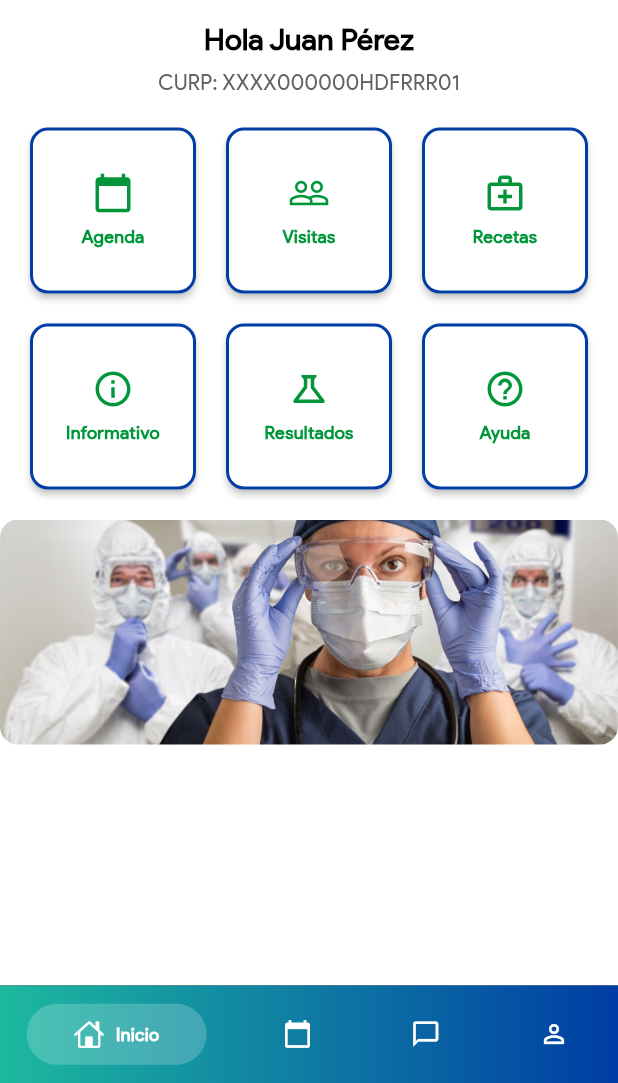
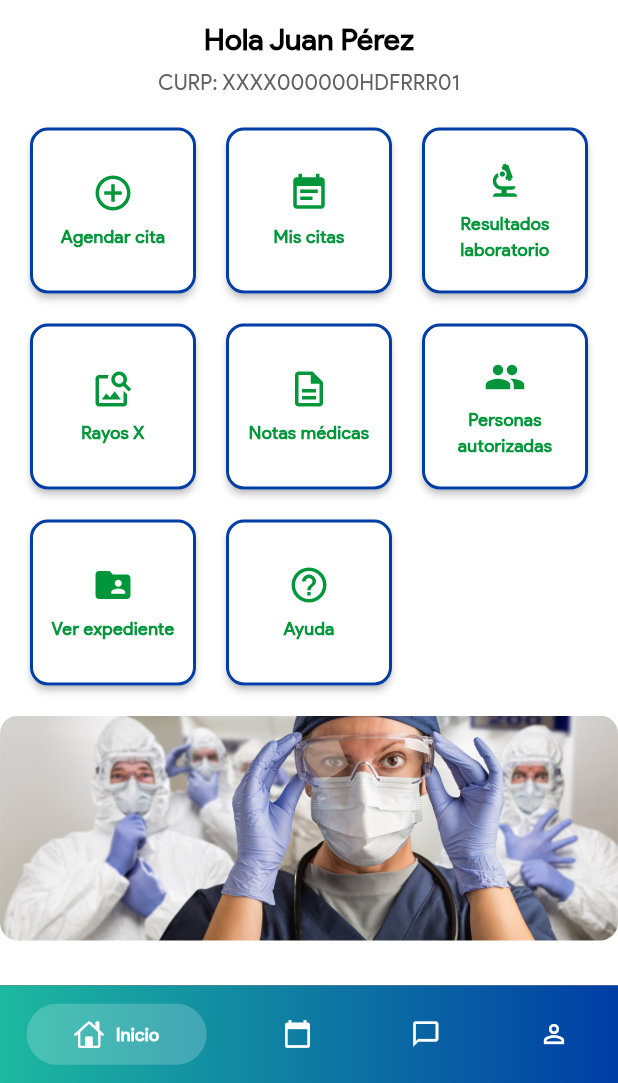
Before and after one commit to jessep1313/realSanJose, a Flutter app: the DashboardScreen screen opened by its route, on a phone screen of 412 x 824 dp, the part 153-1236 px from its top. Run offline on Flutter 3.47's test engine with Material 3 defaults, Android fonts, the light colour scheme and no system bars; drawn by our look-alikes of persistent_bottom_nav_bar; our stand-ins replace fl_chart, flutter_rating_bar, flutter_riverpod, flutter_svg, fluttertoast, go_router and 2 more; missing offline and left inert: awesome_circular_chart, horizontal_week_calendar; accounts and stored records are empty.

Commit message:
cambios diseño

```diff
--- a/lib/view/dashboard/dashboardscreen.dart
+++ b/lib/view/dashboard/dashboardscreen.dart
@@ -37,13 +37,13 @@ class DashboardScreenState extends ConsumerState<DashboardScreen> {
     final textos = {
       'es': {
         'home': 'Inicio',
-        'schedule': 'Agenda',
+        'schedule': 'Citas',
         'chat': 'Chat',
         'profile': 'Perfil',
       },
       'en': {
         'home': 'Home',
-        'schedule': 'Schedule',
+        'schedule': 'Appointments',
         'chat': 'Chat',
         'profile': 'Profile',
       }
@@ -53,7 +53,7 @@ class DashboardScreenState extends ConsumerState<DashboardScreen> {
       context,
       controller: controller,
       screens: [
-        HomeTab(), // 👈 Nuevo Home rediseñado
+        HomeTab(),
         ScheduleScreen(),
         ChatScreen(),
         Profilescreen(),
@@ -88,7 +88,7 @@ class DashboardScreenState extends ConsumerState<DashboardScreen> {
         gradient: LinearGradient(
           colors: [
             AppColor.appAlternateColor,
-            const Color(0xFF003DA5), // Pantone azul
+            const Color(0xFF003DA5),
           ],
         ),
       ),
@@ -97,7 +97,7 @@ class DashboardScreenState extends ConsumerState<DashboardScreen> {
   }
 }
 
-/// Home rediseñado con cards pequeñas y banner desplazable
+/// Home con grid bilingüe
 class HomeTab extends ConsumerWidget {
   HomeTab({super.key});
 
@@ -111,21 +111,25 @@ class HomeTab extends ConsumerWidget {
       'es': {
         'hola': 'Hola',
         'rfcCurp': 'RFC / CURP',
-        'agenda': 'Agenda',
-        'visitas': 'Visitas',
-        'recetas': 'Recetas',
-        'informativo': 'Informativo',
-        'resultados': 'Resultados',
+        'agendar': 'Agendar cita',
+        'misCitas': 'Mis citas',
+        'lab': 'Resultados laboratorio',
+        'rayosx': 'Rayos X',
+        'notas': 'Notas médicas',
+        'personas': 'Personas autorizadas',
+        'expediente': 'Ver expediente',
         'ayuda': 'Ayuda',
       },
       'en': {
         'hola': 'Hello',
         'rfcCurp': 'RFC / CURP',
-        'agenda': 'Schedule',
-        'visitas': 'Visits',
-        'recetas': 'Prescriptions',
-        'informativo': 'Information',
-        'resultados': 'Results',
+        'agendar': 'Book appointment',
+        'misCitas': 'My appointments',
+        'lab': 'Lab results',
+        'rayosx': 'X-Rays',
+        'notas': 'Medical notes',
+        'personas': 'Authorized persons',
+        'expediente': 'View record',
         'ayuda': 'Help',
       }
     };
@@ -197,30 +201,29 @@ class HomeTab extends ConsumerWidget {
 
               const SizedBox(height: 16),
 
-              // Grid de servicios (cards más pequeñas)
+              // Grid bilingüe
               GridView.count(
                 shrinkWrap: true,
                 physics: const NeverScrollableScrollPhysics(),
-                crossAxisCount: 3, // 👈 más columnas, cards más chicas
+                crossAxisCount: 3,
                 padding: const EdgeInsets.symmetric(horizontal: 16),
                 crossAxisSpacing: 12,
                 mainAxisSpacing: 12,
                 children: [
-                  _serviceCard(textos[lang]!['agenda']!, Icons.calendar_today),
-                  _serviceCard(textos[lang]!['visitas']!, Icons.people_outline),
-                  _serviceCard(
-                      textos[lang]!['recetas']!, Icons.medical_services_outlined),
-                  _serviceCard(
-                      textos[lang]!['informativo']!, Icons.info_outline),
-                  _serviceCard(
-                      textos[lang]!['resultados']!, Icons.science_outlined),
+                  _serviceCard(textos[lang]!['agendar']!, Icons.add_circle_outline),
+                  _serviceCard(textos[lang]!['misCitas']!, Icons.event_note),
+                  _serviceCard(textos[lang]!['lab']!, Icons.biotech),
+                  _serviceCard(textos[lang]!['rayosx']!, Icons.image_search),
+                  _serviceCard(textos[lang]!['notas']!, Icons.description_outlined),
+                  _serviceCard(textos[lang]!['personas']!, Icons.group),
+                  _serviceCard(textos[lang]!['expediente']!, Icons.folder_shared),
                   _serviceCard(textos[lang]!['ayuda']!, Icons.help_outline),
                 ],
               ),
 
               const SizedBox(height: 16),
 
-              // Banner desplazable (slider)
+              // Banner desplazable
               SizedBox(
                 height: 150,
                 child: PageView(
@@ -244,7 +247,7 @@ class HomeTab extends ConsumerWidget {
       shape: RoundedRectangleBorder(
         borderRadius: BorderRadius.circular(12),
         side: const BorderSide(
-          color: Color(0xFF003DA5), // azul Pantone 293
+          color: Color(0xFF003DA5),
           width: 2,
         ),
       ),
@@ -253,12 +256,12 @@ class HomeTab extends ConsumerWidget {
         child: Column(
           mainAxisSize: MainAxisSize.min,
           children: [
-            Icon(icon, color: Color(0xFF009639), size: 28), // verde Pantone 354
+            Icon(icon, color: Color(0xFF009639), size: 28),
             const SizedBox(height: 6),
             Text(
               title,
               style: const TextStyle(
-                color: Color(0xFF009639), // verde Pantone 354
+                color: Color(0xFF009639),
                 fontSize: 12,
                 fontWeight: FontWeight.bold,
               ),
--- a/pubspec.yaml
+++ b/pubspec.yaml
@@ -28,7 +28,11 @@ dependencies:
   fl_chart: ^0.69.0
   image_picker: ^1.1.2
   shared_preferences: ^2.2.2
-  google_mlkit_text_recognition: ^0.11.0
+
+
+dependency_overrides:
+  shared_preferences_android: ^2.2.2
+
 
 dev_dependencies:
   flutter_launcher_icons: "^0.10.0"
```
Also changed, not shown: lib/view/chat/chatscreen.dart (+22 -11 lines), lib/view/register/register.dart (+14 -47 lines), pubspec.lock, 9 other files.
